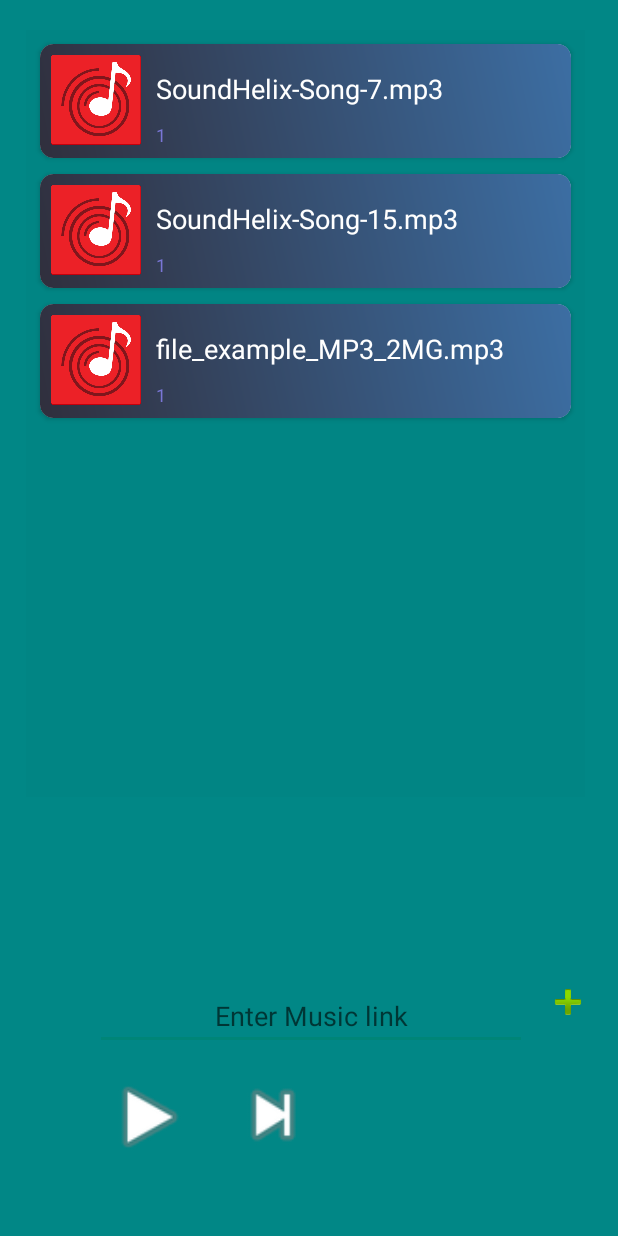
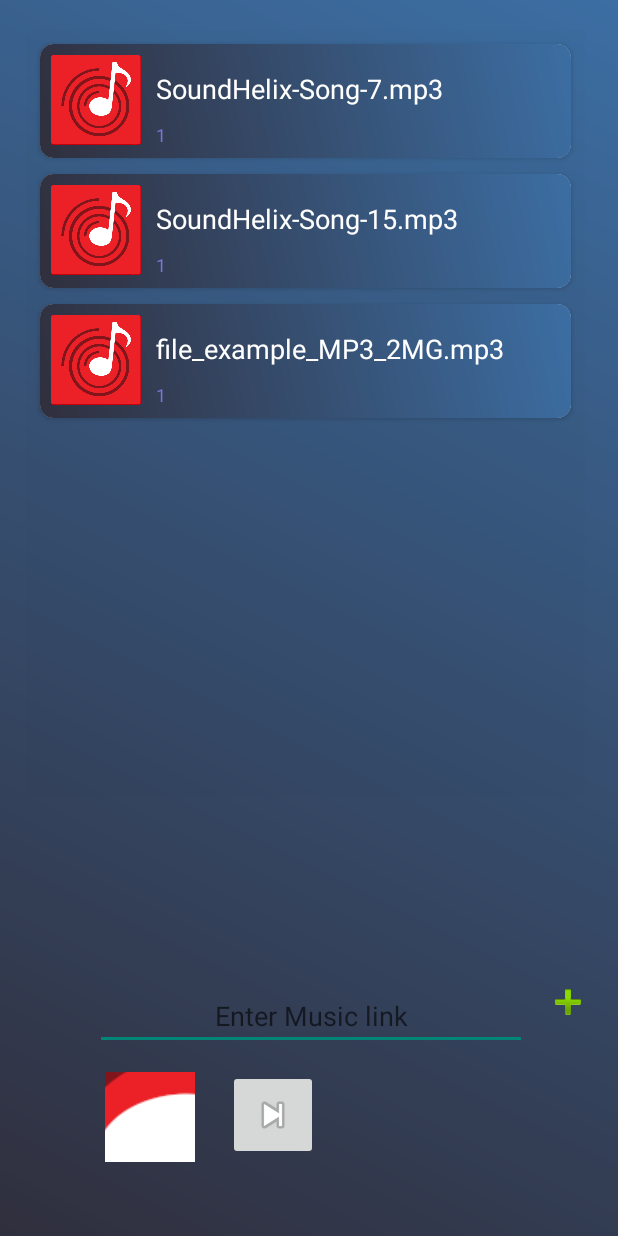
Before and after one commit to Shay-M/MediaPlayer, an Android app: the screen it shows after launch (MainActivity), after a tap on an icon or button, on a phone screen of 412 x 824 dp. Run offline under Robolectric (Android 15) with nearby library versions, the phone set to English and light mode, and no system bars.

Commit message:
add play pause btn in main menu

```diff
--- /dev/null
+++ b/app/src/main/java/com/example/mediaplayer/ActionsMediaPlayer/ActionsPlayer.java
@@ -0,0 +1,13 @@
+package com.example.mediaplayer.ActionsMediaPlayer;/* Created by Shay Mualem 27/07/2021 */
+
+public interface ActionsPlayer {
+
+    void nextClick();
+
+    void prevClick();
+
+    void playClick();
+
+    void pauseClick();
+
+}
--- a/app/src/main/java/com/example/mediaplayer/MainActivity.java
+++ b/app/src/main/java/com/example/mediaplayer/MainActivity.java
@@ -83,7 +83,6 @@ public class MainActivity extends AppCompatActivity {
 import android.content.Intent;
 import android.os.Bundle;
 import android.util.Log;
-import android.widget.Button;
 import android.widget.EditText;
 import android.widget.ImageButton;
 
@@ -91,6 +90,8 @@ import androidx.appcompat.app.AppCompatActivity;
 import androidx.recyclerview.widget.LinearLayoutManager;
 import androidx.recyclerview.widget.RecyclerView;
 
+import com.example.mediaplayer.ActionsMediaPlayer.Actions;
+import com.example.mediaplayer.ActionsMediaPlayer.ActionsPlayer;
 import com.example.mediaplayer.ManagerSongs.ManagerListSongs;
 import com.example.mediaplayer.SongsRecyclerView.SongAdapter;
 import com.example.mediaplayer.SongsRecyclerView.SongItem;
@@ -113,8 +114,8 @@ public class MainActivity extends AppCompatActivity implements ActionsPlayer {
         setContentView(R.layout.activity_main);
 
         final EditText linkEt = findViewById(R.id.link);
-        final Button playBtn = findViewById(R.id.btn_play_main);
-        final Button nextBtn = findViewById(R.id.btn_next_main);
+        final ImageButton playBtn = findViewById(R.id.btn_play_main);
+        final ImageButton nextBtn = findViewById(R.id.btn_next_main);
         final ImageButton addBtn = findViewById(R.id.addLinkBtn);
         RecyclerView recyclerView = findViewById(R.id.recycler_view_songs);
 
@@ -132,15 +133,25 @@ public class MainActivity extends AppCompatActivity implements ActionsPlayer {
 
         //play button
         playBtn.setOnClickListener(view -> {
-            if (intent == null) {
+            if (!isPlaying) {
+                //first time
+                if (intent == null) {
+                    intent = new Intent(MainActivity.this, MusicPlayerService.class);
+                    intent.putExtra("command", "new_instance");
+//            intent.putExtra("managerListSongs", (Parcelable) managerListSongs);
+                    Log.d("playBtn", "managerListSongs: " + managerListSongs);
 
-                intent = new Intent(MainActivity.this, MusicPlayerService.class);
-                intent.putExtra("command", "new_instance");
+                    startService(intent);
 
-//            intent.putExtra("managerListSongs", (Parcelable) managerListSongs);
-                Log.d("playBtn", "managerListSongs: " + managerListSongs);
 
-                startService(intent);
+                } else playClick();
+                isPlaying = true;
+//                playBtn.setBackground(Drawable.createFromPath("R.drawable.sound_icon"));
+                playBtn.setImageResource(R.drawable.sound_icon);
+            } else {
+                isPlaying = false;
+                pauseClick();
+                playBtn.setImageResource(R.drawable.ic_launcher_foreground);
             }
         });
         //add button,add a song by link
@@ -181,16 +192,39 @@ public class MainActivity extends AppCompatActivity implements ActionsPlayer {
     public void nextClick() {
         managerListSongs.nextClick();
 
+        intent = new Intent(MainActivity.this, MusicPlayerService.class);
+        intent.putExtra("command", Actions.NEXT_SONG);
+
+        startService(intent);
+
     }
 
     @Override
     public void prevClick() {
+
+        intent = new Intent(MainActivity.this, MusicPlayerService.class);
+        intent.putExtra("command", Actions.PREV_SONG);
+
+        startService(intent);
 
     }
 
     @Override
     public void playClick() {
 
+        intent = new Intent(MainActivity.this, MusicPlayerService.class);
+        intent.putExtra("command", Actions.PLAY_SONG);
+
+        startService(intent);
+
+    }
+
+    @Override
+    public void pauseClick() {
+        intent = new Intent(MainActivity.this, MusicPlayerService.class);
+        intent.putExtra("command", Actions.PAUSE_SONG);
+
+        startService(intent);
     }
 
     interface OnAddASongListener {
--- a/app/src/main/res/layout/activity_main.xml
+++ b/app/src/main/res/layout/activity_main.xml
@@ -2,7 +2,7 @@
 <RelativeLayout xmlns:android="http://schemas.android.com/apk/res/android"
     android:layout_width="match_parent"
     android:layout_height="match_parent"
-    android:background="@color/teal_700"
+    android:background="@drawable/gradient_background"
     android:paddingLeft="10dp"
     android:paddingTop="10dp"
     android:paddingRight="10dp">
@@ -34,7 +34,7 @@
         android:background="@color/cardview_shadow_end_color"
         android:padding="4dp" />
 
-    <Button
+    <ImageButton
         android:id="@+id/btn_play_main"
         android:layout_width="60dp"
         android:layout_height="60dp"
@@ -42,9 +42,10 @@
         android:layout_alignParentBottom="true"
         android:layout_marginStart="60dp"
         android:layout_marginBottom="49dp"
-        android:background="@android:drawable/ic_media_play" />
+        android:background="#FF0000"
+        android:src="@android:drawable/ic_media_play" />
 
-    <Button
+    <ImageButton
         android:id="@+id/btn_next_main"
         android:layout_width="60dp"
         android:layout_height="60dp"
@@ -54,7 +55,7 @@
         android:layout_marginTop="-1dp"
         android:layout_marginBottom="1dp"
         android:layout_toEndOf="@+id/btn_play_main"
-        android:background="@android:drawable/ic_media_next" />
+        android:src="@android:drawable/ic_media_next" />
 
     <ImageButton
         android:id="@+id/addLinkBtn"
```
Also changed, not shown: app/src/main/java/com/example/mediaplayer/ActionsMediaPlayer/Actions.java (added, +11 -0 lines), app/src/main/java/com/example/mediaplayer/ActionsPlayer.java (deleted, +0 -11 lines), app/src/main/java/com/example/mediaplayer/ManagerSongs/ManagerListSongs.java (+10 -6 lines), app/src/main/java/com/example/mediaplayer/MusicPlayerService.java (+21 -27 lines).
